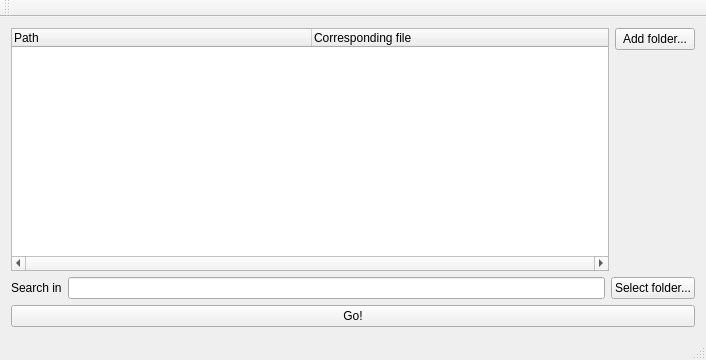
c90adventures/file_backup, file mainwindow.ui: the form before one commit.
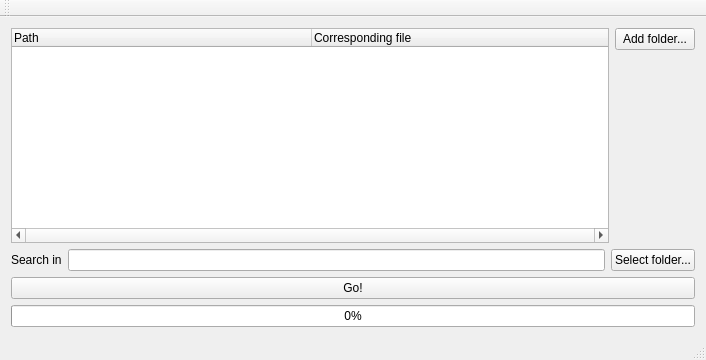
The form after the commit.

What changed in the file:
```diff
--- a/mainwindow.ui
+++ b/mainwindow.ui
@@ -77,6 +77,13 @@
       </property>
      </widget>
     </item>
+    <item>
+     <widget class="QProgressBar" name="progressBar">
+      <property name="value">
+       <number>0</number>
+      </property>
+     </widget>
+    </item>
    </layout>
   </widget>
   <widget class="QMenuBar" name="menuBar">
```
